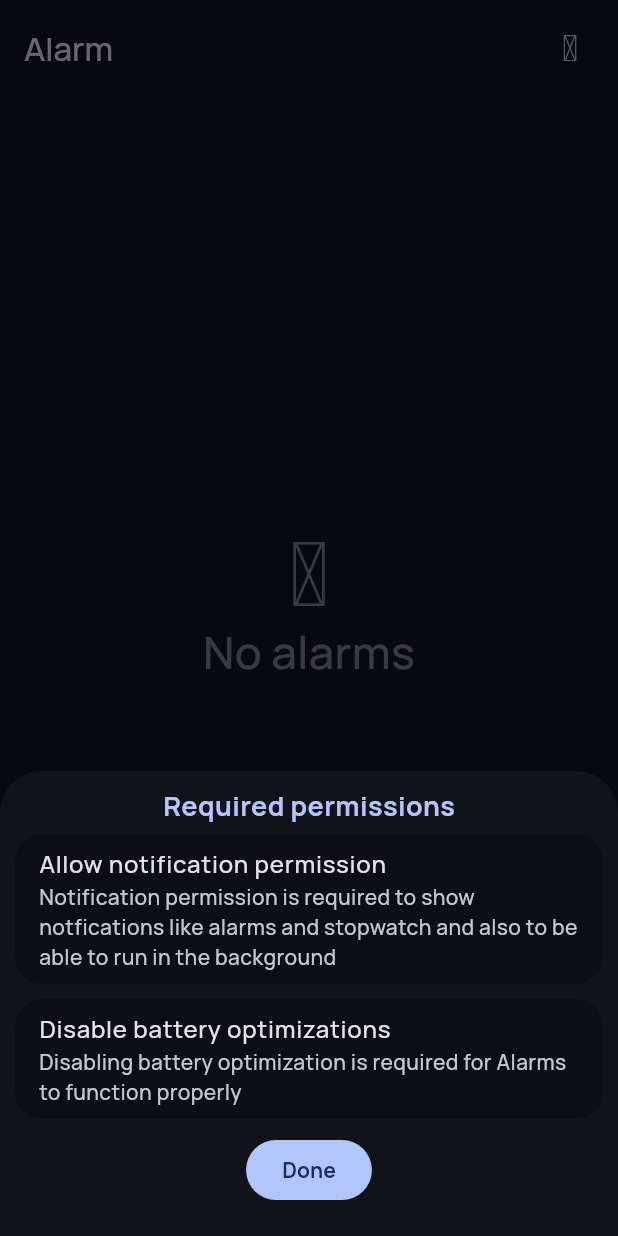
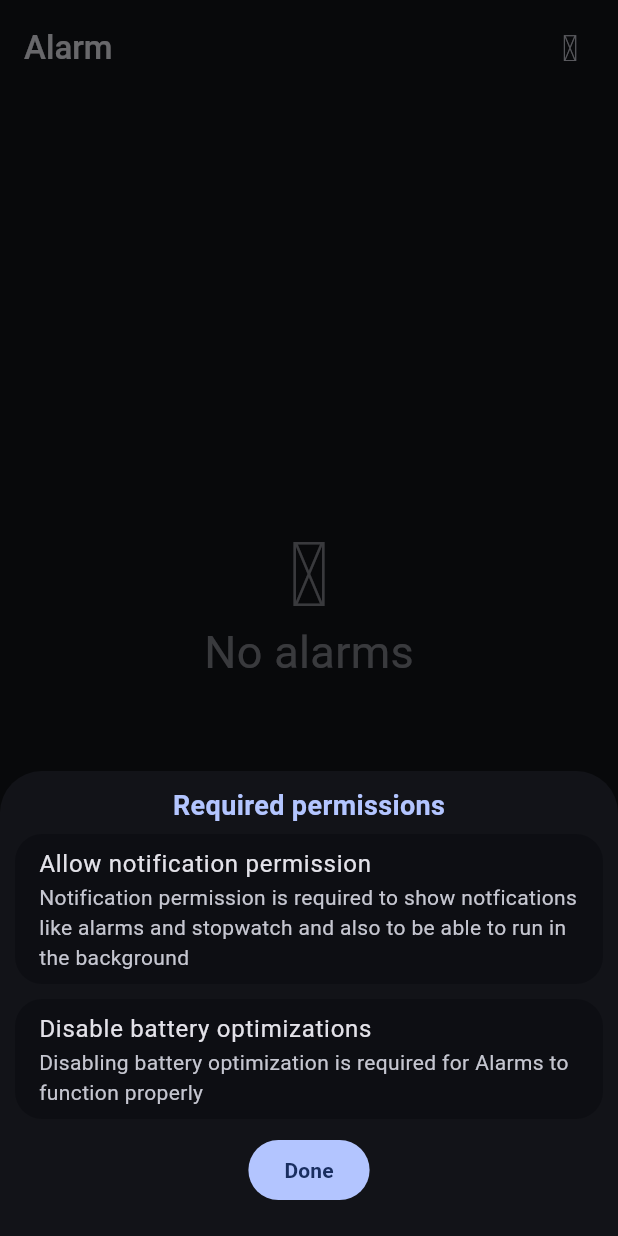
Before and after one commit to nesslianura/ClockMaster, a Flutter app: the screen it shows after launch, on a phone screen of 412 x 824 dp. Run offline on Flutter 3.47's test engine with Material 3 defaults, Android fonts, the phone set to English and light mode, and no system bars; our stand-ins replace device_info_plus, dynamic_color, flutter_local_notifications, flutter_svg, hive, hive_flutter and 6 more; missing offline and left inert: flex_color_picker, flutter_foreground_task, flutter_ringtone_player, flutter_volume_controller; accounts and stored records are empty; Roboto replaces fonts that are missing (FlexFont).

Commit message:
added new font

```diff
--- a/lib/main.dart
+++ b/lib/main.dart
@@ -83,7 +83,7 @@ class MyApp extends StatelessWidget {
             useMaterial3: true,
           ).copyWith(
             textTheme: ThemeData.light().textTheme.apply(
-              fontFamily: 'OpenSans',
+              fontFamily: 'FlexFont',
             ),
             highlightColor: Colors.transparent,
 
@@ -107,7 +107,7 @@ class MyApp extends StatelessWidget {
             ),
             useMaterial3: true,
           ).copyWith(
-            textTheme: ThemeData.dark().textTheme.apply(fontFamily: 'OpenSans'),
+            textTheme: ThemeData.dark().textTheme.apply(fontFamily: 'FlexFont'),
             highlightColor: Colors.transparent,
             pageTransitionsTheme: const PageTransitionsTheme(
               builders: {
```
Also changed, not shown: lib/utils/font_variation.dart (added, +31 -0 lines), pubspec.yaml (+3 -12 lines), assets/fonts/Medium.ttf (deleted), assets/fonts/Regular.ttf (deleted), assets/fonts/fun_font_1.ttf (deleted), 4 other files.
